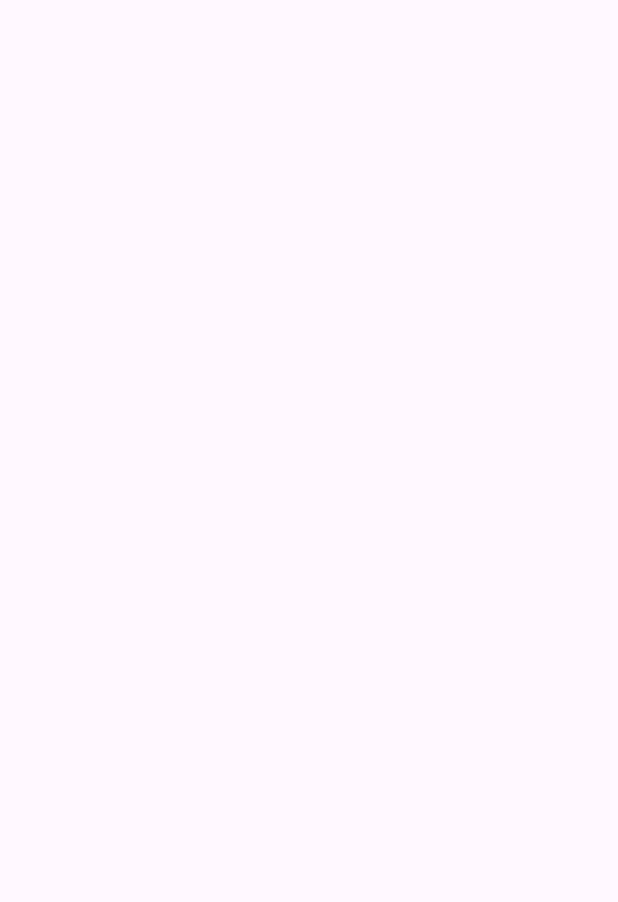
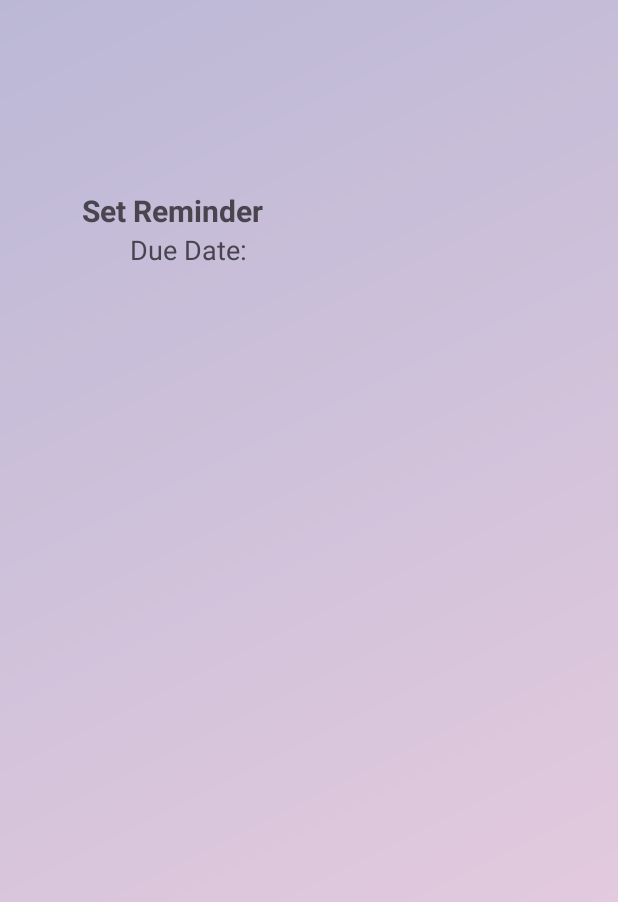
Before and after one commit to leslyVillanueva1020/Project2, an Android app: the Reminder screen opened directly, with no data from a screen before it, on a phone screen of 412 x 824 dp. Before the commit the part shown is empty. Shown: the top 902 px of the screen. Run offline under Robolectric (Android 15) with nearby library versions, the phone set to English and light mode, and no system bars.

Commit message:
added some text views

```diff
--- a/app/src/main/res/layout/activity_reminder.xml
+++ b/app/src/main/res/layout/activity_reminder.xml
@@ -5,6 +5,36 @@
     android:id="@+id/main"
     android:layout_width="match_parent"
     android:layout_height="match_parent"
+    android:background="@drawable/background_gradient"
     tools:context=".Reminder">
 
+
+    <!-- Page Title -->
+    <TextView
+        android:id="@+id/ReminderText"
+        android:layout_width="wrap_content"
+        android:layout_height="wrap_content"
+        android:text="Set Reminder "
+        android:textSize="20sp"
+        android:textStyle="bold"
+        app:layout_constraintBottom_toBottomOf="parent"
+        app:layout_constraintEnd_toEndOf="parent"
+        app:layout_constraintHorizontal_bias="0.19"
+        app:layout_constraintStart_toStartOf="parent"
+        app:layout_constraintTop_toTopOf="parent"
+        app:layout_constraintVertical_bias="0.159" />
+
+    <!-- Due Date Text -->
+    <TextView
+        android:id="@+id/dueDateText"
+        android:layout_width="wrap_content"
+        android:layout_height="wrap_content"
+        android:text="Due Date: "
+        android:textSize="18sp"
+        app:layout_constraintEnd_toEndOf="parent"
+        app:layout_constraintHorizontal_bias="0.264"
+        app:layout_constraintStart_toStartOf="parent"
+        app:layout_constraintTop_toBottomOf="@+id/ReminderText" />
+
+
 </androidx.constraintlayout.widget.ConstraintLayout>
```
